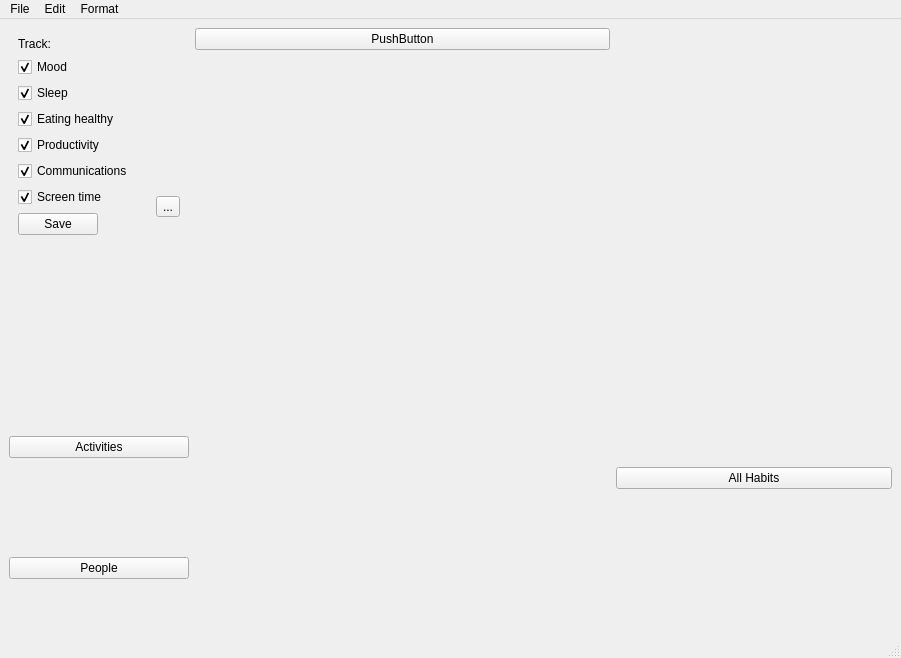
The window that Code/PaperFriend/mainwindow.ui (RomainPuech/Paper-Friend) describes before a commit, drawn with Qt 5.
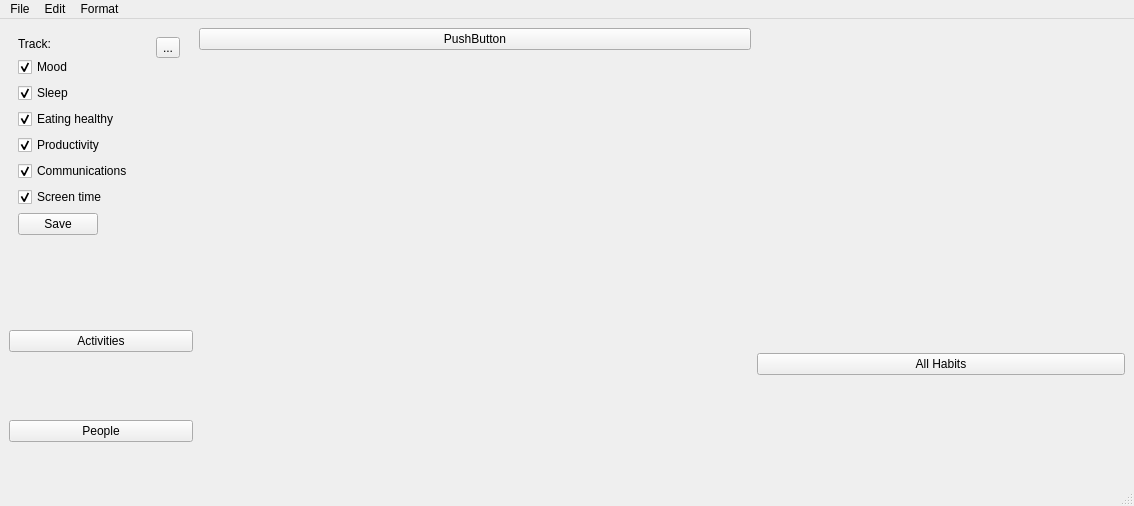
The same window after the commit. Icons and pictures are not drawn.

Patch:
```diff
--- a/Code/PaperFriend/mainwindow.ui
+++ b/Code/PaperFriend/mainwindow.ui
@@ -6,8 +6,8 @@
    <rect>
     <x>0</x>
     <y>0</y>
-    <width>901</width>
-    <height>658</height>
+    <width>1134</width>
+    <height>506</height>
    </rect>
   </property>
   <property name="windowTitle">
@@ -124,11 +124,17 @@
           </layout>
          </widget>
         </item>
-        <item>
+        <item alignment="Qt::AlignLeft|Qt::AlignTop">
          <widget class="QWidget" name="standard_frame" native="true">
           <layout class="QHBoxLayout" name="standard">
            <item>
             <widget class="QToolButton" name="settingsButton">
+             <property name="sizePolicy">
+              <sizepolicy hsizetype="Fixed" vsizetype="Fixed">
+               <horstretch>0</horstretch>
+               <verstretch>0</verstretch>
+              </sizepolicy>
+             </property>
              <property name="contextMenuPolicy">
               <enum>Qt::DefaultContextMenu</enum>
              </property>
@@ -287,8 +293,8 @@
     <rect>
      <x>0</x>
      <y>0</y>
-     <width>901</width>
-     <height>22</height>
+     <width>1134</width>
+     <height>26</height>
     </rect>
    </property>
    <widget class="QMenu" name="menuFile">
```
